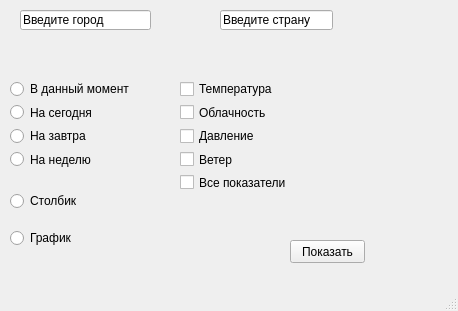
This is widget.ui in zludi/weather_for_people as Qt 5 draws it before an edit. The edited form follows.
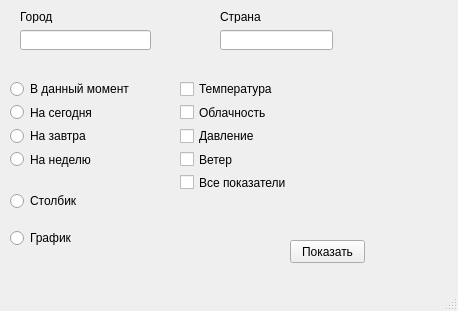
This is the edited form.

The edit to the form file:
```diff
--- a/widget.ui
+++ b/widget.ui
@@ -177,26 +177,52 @@
     <property name="geometry">
      <rect>
       <x>20</x>
-      <y>10</y>
+      <y>30</y>
       <width>131</width>
       <height>20</height>
      </rect>
     </property>
     <property name="text">
-     <string>Введите город</string>
+     <string/>
     </property>
    </widget>
    <widget class="QLineEdit" name="setcountry">
     <property name="geometry">
      <rect>
       <x>220</x>
-      <y>10</y>
+      <y>30</y>
       <width>113</width>
       <height>20</height>
      </rect>
     </property>
     <property name="text">
-     <string>Введите страну</string>
+     <string/>
+    </property>
+   </widget>
+   <widget class="QLabel" name="label">
+    <property name="geometry">
+     <rect>
+      <x>20</x>
+      <y>10</y>
+      <width>47</width>
+      <height>13</height>
+     </rect>
+    </property>
+    <property name="text">
+     <string>Город</string>
+    </property>
+   </widget>
+   <widget class="QLabel" name="label_2">
+    <property name="geometry">
+     <rect>
+      <x>220</x>
+      <y>10</y>
+      <width>47</width>
+      <height>13</height>
+     </rect>
+    </property>
+    <property name="text">
+     <string>Страна</string>
     </property>
    </widget>
   </widget>
```
Left out of the diff: 2 changed lines with no effect on the pictures.
